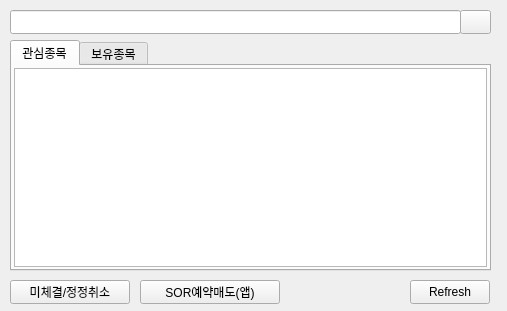
Old version of the form src/ui/mainwindow.ui in the repository ChiwonMoon/StockFlow.
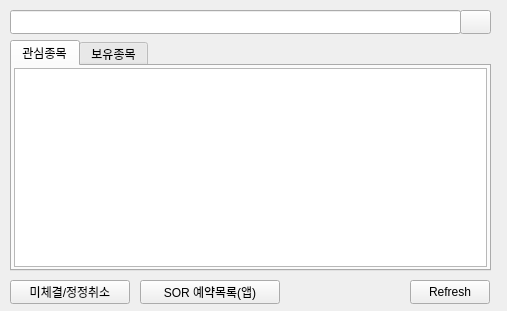
New version of the form. Icons and pictures are not drawn.

Commit message:
앱 SOR 예약을 매수/매도 통합 예약목록으로 일반화
- ScheduledSell→ScheduledOrder(isBuy) 일반화, 우클릭에 SOR 예약매수 추가
- 예약매수 다이얼로그는 주문가능현금 표시, 예약매도는 전량·보유수량 상한 유지
- 목록을 매수/매도 통합 '예약목록'으로(구분 컬럼), 버튼명 'SOR 예약목록(앱)'
- 영속화 키 sched_orders로 isBuy 포함 저장

Patch:
```diff
--- a/src/ui/mainwindow.ui
+++ b/src/ui/mainwindow.ui
@@ -50,7 +50,7 @@
      </rect>
     </property>
     <property name="text">
-     <string>SOR예약매도(앱)</string>
+     <string>SOR 예약목록(앱)</string>
     </property>
    </widget>
    <widget class="QTabWidget" name="tabWidget">
```
The commit also changes 2 other files.
